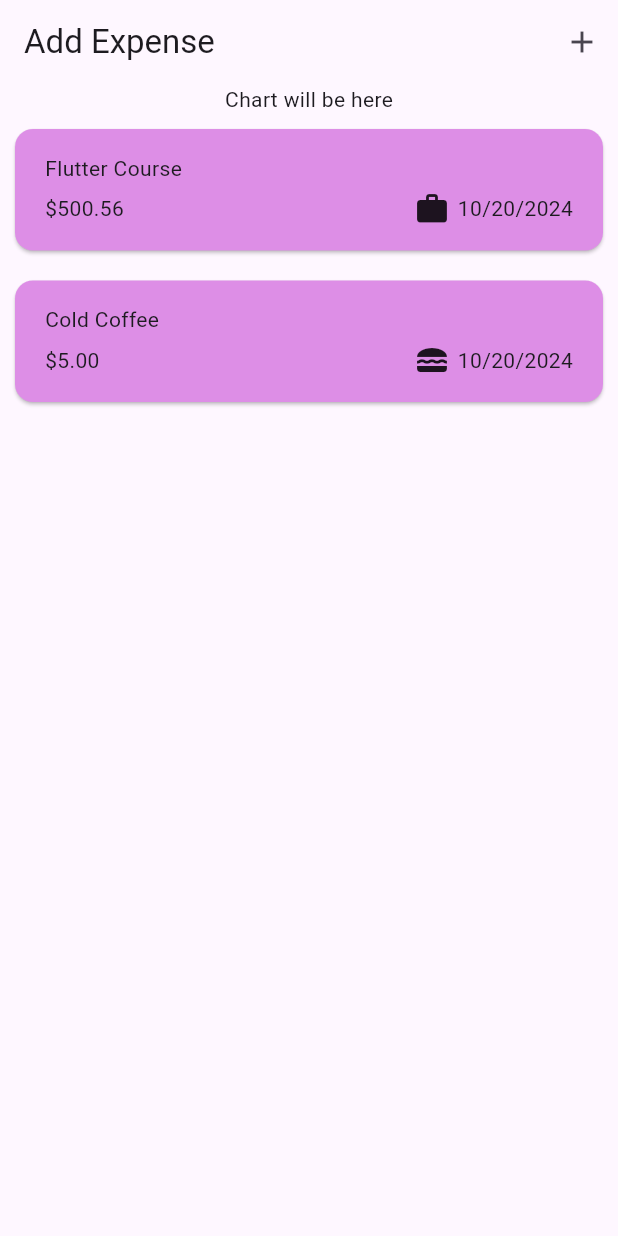
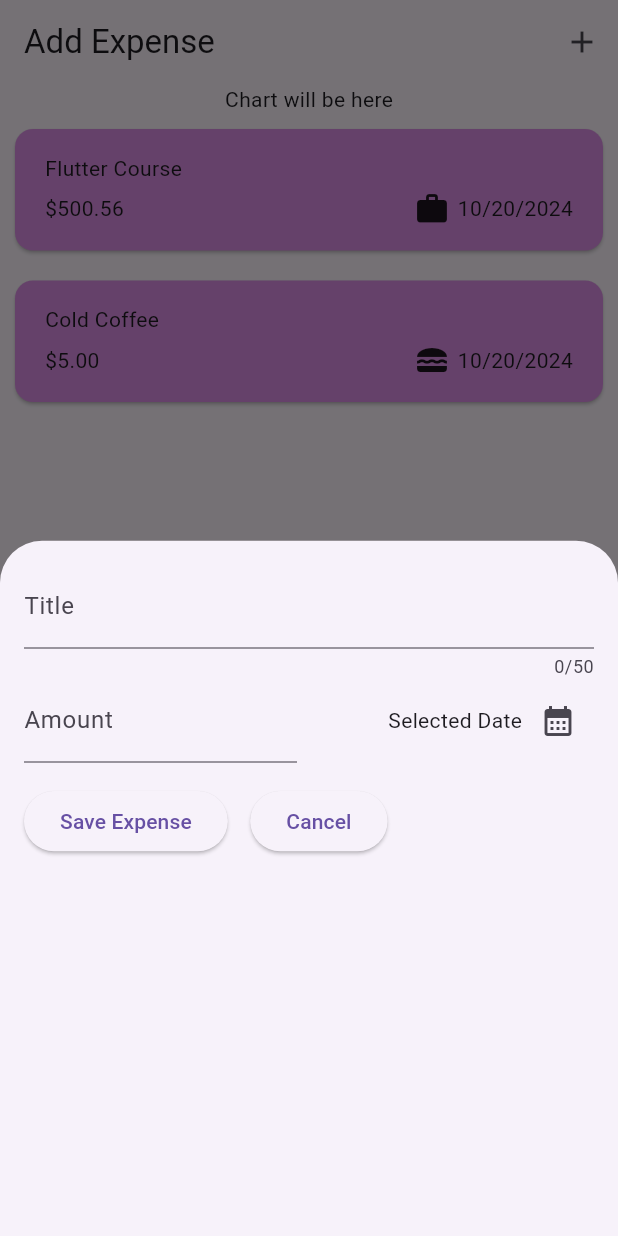
Before and after one commit to Demon-Sheriff/Expense-Tracker, a Flutter app: the screen it shows after launch, after a tap on the "add" icon, on a phone screen of 412 x 824 dp. Run offline on Flutter 3.47's test engine with Material 3 defaults, Android fonts, the phone set to English and light mode, and no system bars.

```diff
--- a/lib/widgets/expenses.dart
+++ b/lib/widgets/expenses.dart
@@ -1,6 +1,7 @@
 import 'package:expense_tracker_app/models/expense.dart';
 import 'package:expense_tracker_app/models/expense_category.dart';
 import 'package:expense_tracker_app/widgets/expense_list/expense_list.dart';
+import 'package:expense_tracker_app/widgets/new_expense.dart';
 import 'package:flutter/material.dart';
 
 class Expenses extends StatefulWidget {
@@ -13,6 +14,15 @@ class Expenses extends StatefulWidget {
 }
 
 class _Expenses extends State<Expenses> {
+  void _openModalOverlay() {
+    showModalBottomSheet(
+      context: context,
+      builder: (BuildContext ctx) {
+        return const NewExpense();
+      },
+    );
+  }
+
   final List<Expense> _expenseList = [
     Expense(
       title: 'Flutter Course',
@@ -35,7 +45,9 @@ class _Expenses extends State<Expenses> {
         title: const Text('Add Expense'),
         actions: [
           IconButton(
-            onPressed: () {},
+            onPressed: () {
+              _openModalOverlay();
+            },
             icon: const Icon(Icons.add),
           ),
         ],
--- /dev/null
+++ b/lib/widgets/new_expense.dart
@@ -0,0 +1,113 @@
+import 'dart:math';
+import 'package:flutter/material.dart';
+
+class NewExpense extends StatefulWidget {
+  const NewExpense({super.key});
+  @override
+  State<NewExpense> createState() {
+    return _NewExpense();
+  }
+}
+
+class _NewExpense extends State<NewExpense> {
+
+  final _titleController = TextEditingController();
+  final _amountController = TextEditingController();
+
+  @override
+  void dispose() {
+    _titleController.dispose();
+    _amountController.dispose();
+    super.dispose();
+  }
+
+  void _showDateCalendar() async {
+    final now = DateTime.now();
+    final firstDate = DateTime(now.year - 10, now.month, now.day);
+    final pickedDate = await showDatePicker(
+      context: context,
+      firstDate: firstDate,
+      lastDate: now,
+    );
+
+    setState(() {
+
+    });
+  }
+
+  @override
+  Widget build(BuildContext context) {
+    return Padding(
+      padding: const EdgeInsets.all(16),
+      child: Column(
+        children: [
+          TextField(
+            controller: _titleController,
+            maxLength: 50,
+            decoration: const InputDecoration(
+              label: Text(
+                'Title',
+              ),
+            ),
+          ),
+          Row(
+            children: [
+              Expanded(
+                child: TextField(
+                  controller: _amountController,
+                  keyboardType: TextInputType.number,
+                  decoration: const InputDecoration(
+                    prefix: Text(
+                      '\$',
+                    ),
+                    label: Text(
+                      'Amount',
+                    ),
+                  ),
+                ),
+              ),
+              const SizedBox(width: 16),
+              Expanded(
+                child: Row(
+                  mainAxisAlignment: MainAxisAlignment.end,
+                  crossAxisAlignment: CrossAxisAlignment.center,
+                  children: [
+                    const Text('Selected Date'),
+                    IconButton(
+                      onPressed: _showDateCalendar,
+                      icon: const Icon(Icons.calendar_month),
+                    ),
+                  ],
+                ),
+              ),
+            ],
+          ),
+          const SizedBox(
+            height: 15,
+          ),
+          Row(
+            // row of save and cancel buttons.
+            children: [
+              ElevatedButton(
+                onPressed: () {
+                  print(_titleController.text);
+                  print(_amountController.text);
+                },
+                child: const Text('Save Expense'),
+              ),
+              const SizedBox(
+                width: 15,
+              ),
+              ElevatedButton(
+                onPressed: () {
+                  Navigator.pop(context);
+                },
+                child: const Text('Cancel'),
+              ),
+            ],
+          ),
+        ],
+      ),
+    );
+  }
+}
```
